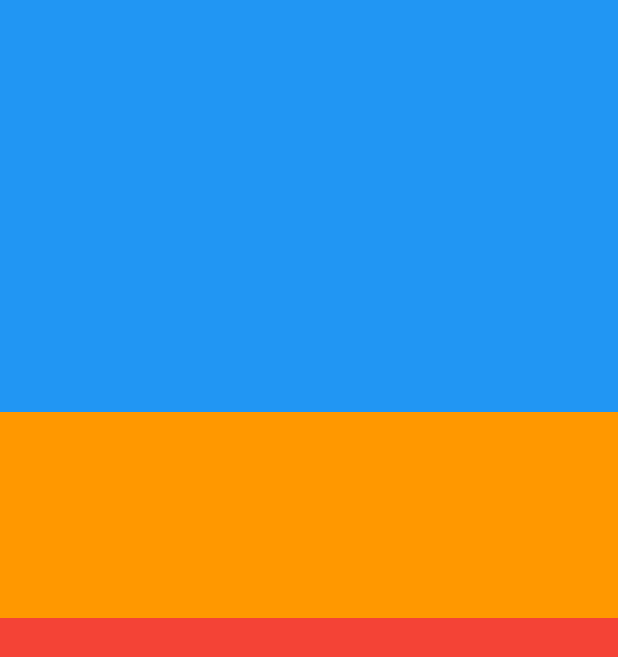
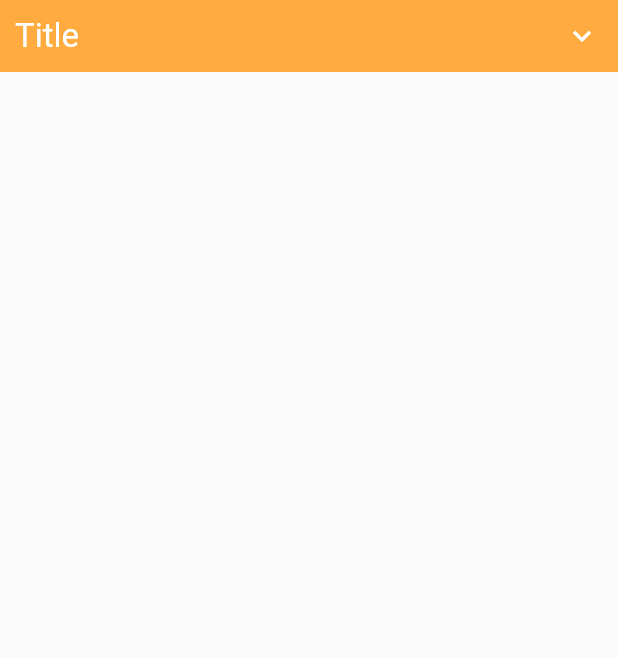
Before and after one commit to zalkary4/flutter_widget_3, a Flutter app: the screen it shows after launch, on a phone screen of 412 x 824 dp. Shown: the top 657 px of the screen. Run offline on Flutter 3.47's test engine with Material 2 defaults, Android fonts, the phone set to English and light mode, and no system bars.

Commit message:
expand icon widget

```diff
--- a/lib/main.dart
+++ b/lib/main.dart
@@ -1,6 +1,6 @@
 import 'package:flutter/material.dart';
 
-import 'widgets/epanded_widget.dart';
+import 'widgets/expand_icon.dart';
 
 void main() {
   runApp(const MyApp());
@@ -11,11 +11,12 @@ class MyApp extends StatelessWidget {
   @override
   Widget build(BuildContext context) {
     return const MaterialApp(
+      debugShowCheckedModeBanner: false,
       // title: 'Flutter Demo',
       // theme: ThemeData(
       //     primarySwatch: Colors.blue,
       //     ),
-      home: EpandedWidget(),
+      home: ExpandIconWidgets(),
     );
   }
 }
--- /dev/null
+++ b/lib/widgets/expand_icon.dart
@@ -0,0 +1,55 @@
+import 'package:flutter/material.dart';
+
+class ExpandIconWidgets extends StatefulWidget {
+  const ExpandIconWidgets({Key? key}) : super(key: key);
+
+  @override
+  _ExpandIconWidgetsState createState() => _ExpandIconWidgetsState();
+}
+
+class _ExpandIconWidgetsState extends State<ExpandIconWidgets> {
+  bool _isExpanded = false;
+  @override
+  Widget build(BuildContext context) {
+    return Scaffold(
+      body: Column(
+        crossAxisAlignment: CrossAxisAlignment.start,
+        children: <Widget>[
+          Container(
+            color: Colors.orangeAccent,
+            child: Row(
+              mainAxisAlignment: MainAxisAlignment.spaceBetween,
+              children: <Widget>[
+                Container(
+                  padding: const EdgeInsets.all(10),
+                  child: const Text(
+                    'Title',
+                    style: TextStyle(
+                      color: Colors.white,
+                      fontSize: 22,
+                    ),
+                  ),
+                ),
+                ExpandIcon(
+                  isExpanded: _isExpanded,
+                  color: Colors.white,
+                  expandedColor: Colors.black,
+                  onPressed: (bool isExpanded) {
+                    setState(() {
+                      _isExpanded = !isExpanded;
+                    });
+                  },
+                )
+              ],
+            ),
+          ),
+          if (_isExpanded)
+            const Padding(
+              padding: EdgeInsets.all(15),
+              child: Text('Flutter Map'),
+            ),
+        ],
+      ),
+    );
+  }
+}
```
